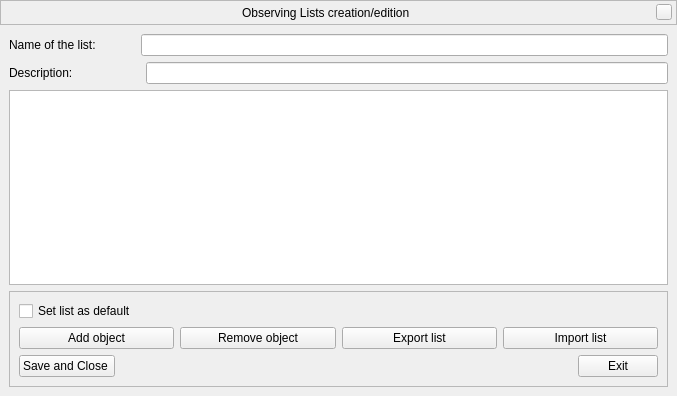
First picture: the form in src/gui/obsListCreateEditDialog.ui, repository Stellarium/stellarium, before the edit.
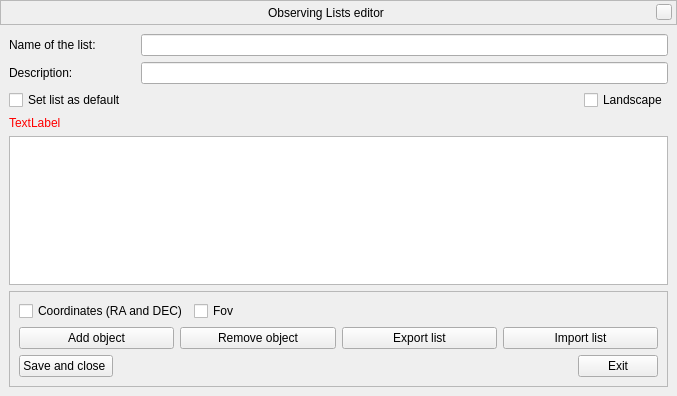
Second picture: the form after the edit. Custom widgets are drawn as their Qt base class.

Commit message: Observing lists fix (#2553)

```diff
--- a/src/gui/obsListCreateEditDialog.ui
+++ b/src/gui/obsListCreateEditDialog.ui
@@ -82,7 +82,7 @@
          <font/>
         </property>
         <property name="text">
-         <string>Observing Lists creation/edition</string>
+         <string>Observing Lists editor</string>
         </property>
        </widget>
       </item>
@@ -127,7 +127,37 @@
    <item row="1" column="0">
     <widget class="QWidget" name="widget" native="true">
      <layout class="QGridLayout" name="gridLayout">
-      <item row="11" column="0">
+      <item row="6" column="0">
+       <layout class="QHBoxLayout" name="horizontalLayoutLineEdit_2">
+        <item>
+         <widget class="QLabel" name="labelDescription">
+          <property name="text">
+           <string>Description:</string>
+          </property>
+         </widget>
+        </item>
+        <item>
+         <spacer name="horizontalSpacer_2">
+          <property name="orientation">
+           <enum>Qt::Horizontal</enum>
+          </property>
+          <property name="sizeType">
+           <enum>QSizePolicy::Fixed</enum>
+          </property>
+          <property name="sizeHint" stdset="0">
+           <size>
+            <width>62</width>
+            <height>20</height>
+           </size>
+          </property>
+         </spacer>
+        </item>
+        <item>
+         <widget class="QLineEdit" name="descriptionLineEdit"/>
+        </item>
+       </layout>
+      </item>
+      <item row="12" column="0">
        <widget class="QFrame" name="frame">
         <property name="sizePolicy">
          <sizepolicy hsizetype="Minimum" vsizetype="Fixed">
@@ -145,7 +175,7 @@
          <item>
           <layout class="QHBoxLayout" name="horizontalLayoutCheckBox">
            <item>
-            <widget class="QCheckBox" name="obsListDefaultListCheckBox">
+            <widget class="QCheckBox" name="obsListCoordinatesCheckBox">
              <property name="toolTip">
               <string>Set the list as default</string>
              </property>
@@ -153,10 +183,36 @@
               <number>3</number>
              </property>
              <property name="text">
-              <string>Set list as default</string>
+              <string>Coordinates (RA and DEC)</string>
              </property>
             </widget>
            </item>
+           <item>
+            <widget class="QCheckBox" name="obsListFovCheckBox">
+             <property name="toolTip">
+              <string>Add field of view</string>
+             </property>
+             <property name="toolTipDuration">
+              <number>3</number>
+             </property>
+             <property name="text">
+              <string>Fov</string>
+             </property>
+            </widget>
+           </item>
+           <item>
+            <spacer name="horizontalSpacer_4">
+             <property name="orientation">
+              <enum>Qt::Horizontal</enum>
+             </property>
+             <property name="sizeHint" stdset="0">
+              <size>
+               <width>40</width>
+               <height>20</height>
+              </size>
+             </property>
+            </spacer>
+           </item>
           </layout>
          </item>
          <item>
@@ -223,7 +279,7 @@
            <item>
             <widget class="QPushButton" name="obsListSaveButton">
              <property name="text">
-              <string>Save and Close </string>
+              <string>Save and close </string>
              </property>
             </widget>
            </item>
@@ -252,6 +308,70 @@
         </layout>
        </widget>
       </item>
+      <item row="8" column="0">
+       <layout class="QHBoxLayout" name="horizontalLayout_3">
+        <item>
+         <widget class="QLabel" name="obsListErrorMessage">
+          <property name="styleSheet">
+           <string notr="true">QLabel {color : red;}</string>
+          </property>
+          <property name="text">
+           <string>TextLabel</string>
+          </property>
+         </widget>
+        </item>
+       </layout>
+      </item>
+      <item row="11" column="0">
+       <widget class="QTreeView" name="obsListCreationEditionTreeView">
+        <property name="toolTipDuration">
+         <number>-1</number>
+        </property>
+       </widget>
+      </item>
+      <item row="7" column="0">
+       <layout class="QHBoxLayout" name="horizontalLayoutCheckBoxDefault">
+        <item>
+         <widget class="QCheckBox" name="obsListDefaultListCheckBox">
+          <property name="toolTip">
+           <string>Set the list as default</string>
+          </property>
+          <property name="toolTipDuration">
+           <number>3</number>
+          </property>
+          <property name="text">
+           <string>Set list as default</string>
+          </property>
+         </widget>
+        </item>
+        <item>
+         <spacer name="horizontalSpacer_6">
+          <property name="orientation">
+           <enum>Qt::Horizontal</enum>
+          </property>
+          <property name="sizeHint" stdset="0">
+           <size>
+            <width>40</width>
+            <height>20</height>
+           </size>
+          </property>
+         </spacer>
+        </item>
+        <item>
+         <widget class="QCheckBox" name="obsListLandscapeCheckBox">
+          <property name="toolTip">
+           <string>Add landscape</string>
+          </property>
+          <property name="toolTipDuration">
+           <number>3</number>
+          </property>
+          <property name="text">
+           <string>Landscape</string>
+          </property>
+         </widget>
+        </item>
+       </layout>
+      </item>
       <item row="5" column="0">
        <layout class="QHBoxLayout" name="horizontalLayoutLineEdit_1">
         <item>
@@ -282,43 +402,6 @@
         </item>
        </layout>
       </item>
-      <item row="10" column="0">
-       <widget class="QTreeView" name="obsListCreationEditionTreeView">
-        <property name="toolTipDuration">
-         <number>-1</number>
-        </property>
-       </widget>
-      </item>
-      <item row="6" column="0">
-       <layout class="QHBoxLayout" name="horizontalLayoutLineEdit_2">
-        <item>
-         <widget class="QLabel" name="labelDescription">
-          <property name="text">
-           <string>Description:</string>
-          </property>
-         </widget>
-        </item>
-        <item>
-         <spacer name="horizontalSpacer_2">
-          <property name="orientation">
-           <enum>Qt::Horizontal</enum>
-          </property>
-          <property name="sizeType">
-           <enum>QSizePolicy::Fixed</enum>
-          </property>
-          <property name="sizeHint" stdset="0">
-           <size>
-            <width>67</width>
-            <height>20</height>
-           </size>
-          </property>
-         </spacer>
-        </item>
-        <item>
-         <widget class="QLineEdit" name="descriptionLineEdit"/>
-        </item>
-       </layout>
-      </item>
      </layout>
     </widget>
    </item>
```
Left out of the diff: 11 changed lines with no effect on the pictures. The commit also changes 8 other files.
